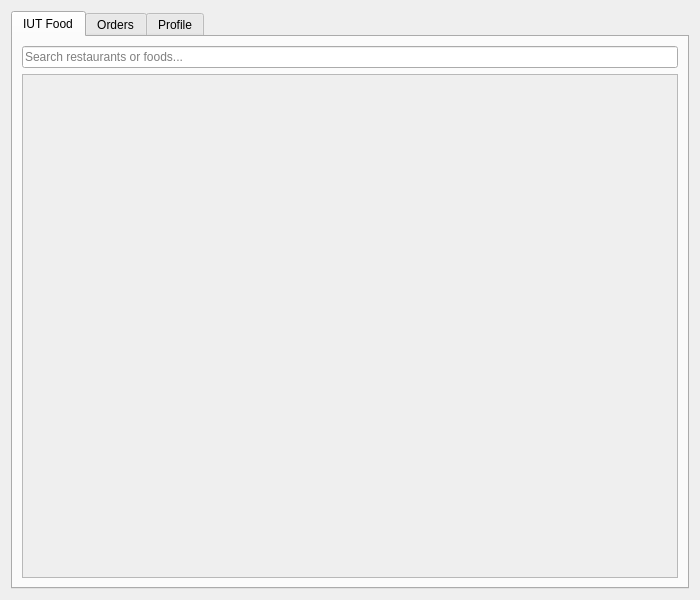
Before: the Qt Designer form customer.ui in ASHKAN3230/iut-food, drawn with Qt 5.
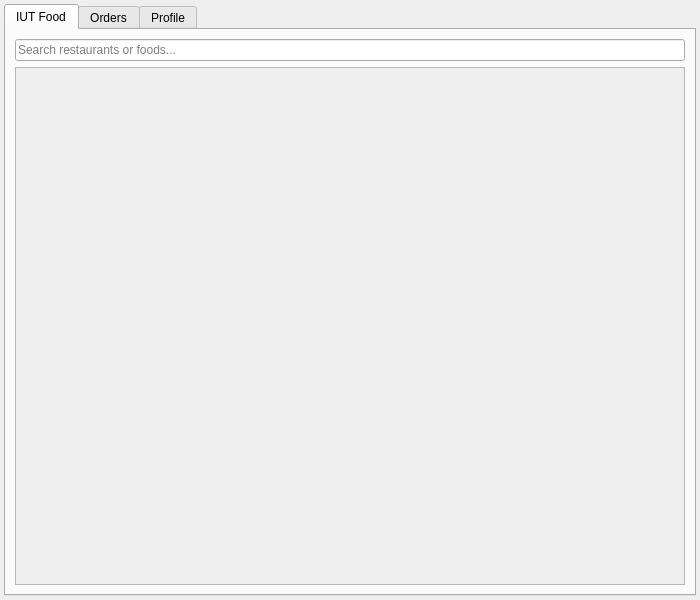
After: the same form once the commit is applied.

Patch:
```diff
--- a/customer.ui
+++ b/customer.ui
@@ -14,6 +14,21 @@
    <string>Customer Dashboard</string>
   </property>
   <layout class="QVBoxLayout" name="mainLayout">
+   <property name="spacing">
+    <number>4</number>
+   </property>
+   <property name="leftMargin">
+    <number>4</number>
+   </property>
+   <property name="topMargin">
+    <number>4</number>
+   </property>
+   <property name="rightMargin">
+    <number>4</number>
+   </property>
+   <property name="bottomMargin">
+    <number>4</number>
+   </property>
    <item>
     <widget class="QTabWidget" name="tabWidget">
      <property name="currentIndex">
@@ -45,7 +60,23 @@
             <height>502</height>
            </rect>
           </property>
-          <layout class="QVBoxLayout" name="resultsLayout"/>
+          <layout class="QVBoxLayout" name="resultsLayout">
+           <property name="spacing">
+            <number>0</number>
+           </property>
+           <property name="leftMargin">
+            <number>8</number>
+           </property>
+           <property name="topMargin">
+            <number>8</number>
+           </property>
+           <property name="rightMargin">
+            <number>8</number>
+           </property>
+           <property name="bottomMargin">
+            <number>8</number>
+           </property>
+          </layout>
          </widget>
         </widget>
        </item>
```
